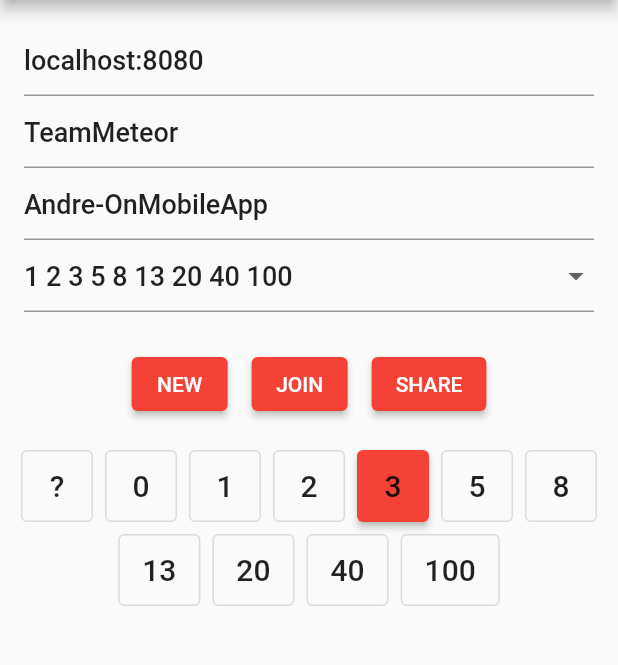
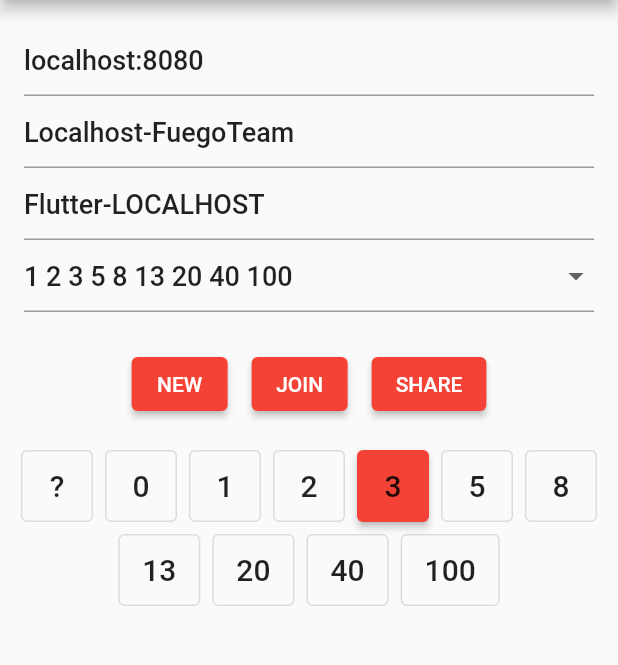
Before and after one commit to amwebexpert/ws_poker_planning_app, a Flutter app: the screen it shows after launch, on a phone screen of 412 x 824 dp, the part 84-749 px from its top. Run offline on Flutter 3.47's test engine with Material 2 defaults, Android fonts, the phone set to English and light mode, and no system bars; our stand-ins replace connectivity_plus, device_info_plus, flutter_mobx, flutter_native_splash, flutter_svg, get_it and 7 more; missing offline and left inert: shared_preferences_web; generated files the repository leaves out were written again; network calls fail; project files that could hold a hidden picture were left out.

Commit message:
chore: initial revision

```diff
--- a/lib/features/home/poker.planning.model.dart
+++ b/lib/features/home/poker.planning.model.dart
@@ -1,4 +1,5 @@
 import 'package:ws_poker_planning_app/features/home/service/poker.planning.service.model.dart';
+import 'package:ws_poker_planning_app/utils/extensions/string.extensions.dart';
 
 const List<String> pokerPlanningRatingsFibonnaciEnhanced = [
   '?',
@@ -23,33 +24,84 @@
 const List<String> pokerPlanningRatingsTShirtSizes = ['?', 'S', 'M', 'L', 'XL'];
 const List<String> pokerPlanningRatingsTShirtSizesEnhenced = ['?', 'XS', 'S', 'M', 'L', 'XL', 'XXL'];
 
-enum CardsListingCategoryName { fibonnacy, fibonnacyVariant1, tShirt, tShirtVariant1 }
+enum VotingCardsCategory { fibonnacy, fibonnacyVariant1, tShirt, tShirtVariant1 }
+
+const defaultLocalHostname = 'localhost:8080';
+
+class PokerPlanningSessionInfo {
+  final String hostname;
+  final String roomUUID;
+  final String teamName;
+  final String username;
+  final VotingCardsCategory votingCategory;
+
+  bool get isSecure => hostname != defaultLocalHostname;
+
+  PokerPlanningSessionInfo(
+      {this.hostname = '',
+      this.roomUUID = '',
+      this.teamName = '',
+      this.username = '',
+      this.votingCategory = VotingCardsCategory.fibonnacy});
+
+  PokerPlanningSessionInfo.fromJson(Map<String, dynamic> json)
+      : hostname = json['hostname'],
+        roomUUID = json['roomUUID'],
+        teamName = json['teamName'],
+        username = json['username'],
+        votingCategory = (json['votingCategory'] as String? ?? VotingCardsCategory.fibonnacy.name)
+            .toEnum(VotingCardsCategory.values);
+
+  Map<String, dynamic> toJson() => {
+        'hostname': hostname,
+        'roomUUID': roomUUID,
+        'teamName': teamName,
+        'username': username,
+        'votingCategory': votingCategory.name
+      };
+
+  static final Map<String, dynamic> defaultLocalhost = {
+    'hostname': defaultLocalHostname,
+    'roomUUID': 'default',
+    'teamName': 'Localhost-FuegoTeam',
+    'username': 'Flutter-LOCALHOST',
+    'votingCategory': 'fibonnacy',
+  };
+
+  static final Map<String, dynamic> defaultHeroku = {
+    'hostname': 'ws-poker-planning.herokuapp.com',
+    'roomUUID': 'default',
+    'teamName': 'Default-Team',
+    'username': 'Andre-Flutter-App',
+    'votingCategory': 'fibonnacy',
+  };
+}
 
 class CardsListingCategory {
   CardsListingCategory({required this.values, required this.displayValue, required this.sorter});
 
-  List<String> values;
-  String displayValue;
-  int Function(UserEstimate a, UserEstimate b) sorter;
+  final List<String> values;
+  final String displayValue;
+  final int Function(UserEstimate a, UserEstimate b) sorter;
 }
 
-final Map<CardsListingCategoryName, CardsListingCategory> cardsListingCategories = {
-  CardsListingCategoryName.fibonnacy: CardsListingCategory(
+final Map<VotingCardsCategory, CardsListingCategory> cardsListingCategories = {
+  VotingCardsCategory.fibonnacy: CardsListingCategory(
       displayValue: pokerPlanningRatingsFibonnaci.skip(2).join(' '),
       values: pokerPlanningRatingsFibonnaci,
       sorter: sorterFactory(pokerPlanningRatingsFibonnaci)),
-  CardsListingCategoryName.fibonnacyVariant1: CardsListingCategory(
+  VotingCardsCategory.fibonnacyVariant1: CardsListingCategory(
       displayValue: pokerPlanningRatingsFibonnaciEnhanced
           .skip(2)
           .map((e) => e.replaceFirst('0.5', '½').replaceFirst('.5', '½'))
           .join(' '),
       values: pokerPlanningRatingsFibonnaciEnhanced,
       sorter: sorterFactory(pokerPlanningRatingsFibonnaciEnhanced)),
-  CardsListingCategoryName.tShirt: CardsListingCategory(
+  VotingCardsCategory.tShirt: CardsListingCategory(
       displayValue: pokerPlanningRatingsTShirtSizes.skip(1).join(' '),
       values: pokerPlanningRatingsTShirtSizes,
       sorter: sorterFactory(pokerPlanningRatingsTShirtSizes)),
-  CardsListingCategoryName.tShirtVariant1: CardsListingCategory(
+  VotingCardsCategory.tShirtVariant1: CardsListingCategory(
       displayValue: pokerPlanningRatingsTShirtSizesEnhenced.skip(1).join(' '),
       values: pokerPlanningRatingsTShirtSizesEnhenced,
       sorter: sorterFactory(pokerPlanningRatingsTShirtSizesEnhenced)),
--- a/lib/features/home/poker.planning.options.form.dart
+++ b/lib/features/home/poker.planning.options.form.dart
@@ -1,7 +1,11 @@
 import 'package:flutter/material.dart';
 import 'package:flutter_gen/gen_l10n/app_localizations.dart';
+import 'package:flutter_mobx/flutter_mobx.dart';
 import 'package:responsive_framework/responsive_framework.dart';
 import 'package:ws_poker_planning_app/features/home/poker.planning.model.dart';
+import 'package:ws_poker_planning_app/features/home/poker.planning.room.store.dart';
+import 'package:ws_poker_planning_app/service.locator.dart';
+import 'package:ws_poker_planning_app/services/logger/logger.service.dart';
 import 'package:ws_poker_planning_app/theme/height.spacer.widget.dart';
 import 'package:ws_poker_planning_app/theme/theme.utils.dart';
 import 'package:ws_poker_planning_app/theme/width.spacer.widget.dart';
@@ -15,13 +19,23 @@
 }
 
 class _PokerOptionsFormWidgetState extends State<PokerOptionsFormWidget> {
+  final LoggerService logger = serviceLocator.get();
+  final PokerPlanningRoomStore store = serviceLocator.get();
+
   final GlobalKey<FormState> _formKey = GlobalKey<FormState>();
   final TextEditingController _txtServerController = TextEditingController();
   final TextEditingController _txtTeamNameController = TextEditingController();
   final TextEditingController _txtUsernameController = TextEditingController();
   final TextEditingController _txtRoomUUIDController = TextEditingController();
 
-  CardsListingCategoryName _category = CardsListingCategoryName.fibonnacy;
+  VotingCardsCategory _votingCategory = VotingCardsCategory.fibonnacy;
+
+  PokerPlanningSessionInfo get info => PokerPlanningSessionInfo(
+      hostname: _txtServerController.text,
+      roomUUID: 'default',
+      teamName: _txtTeamNameController.text,
+      username: _txtUsernameController.text,
+      votingCategory: _votingCategory);
 
   @override
   void initState() {
@@ -40,8 +54,9 @@
     super.dispose();
   }
 
-  void _onCategoryChange(CardsListingCategoryName value) {
-    setState(() => _category = value);
+  void _onCategoryChange(VotingCardsCategory value) {
+    setState(() => _votingCategory = value);
+    store.updatePokerPlanningSessionInfo(info);
   }
 
   void sessionJoin() {
@@ -60,6 +75,13 @@
   Widget build(BuildContext context) {
     final AppLocalizations localizations = AppLocalizations.of(context)!;
     final isColumnLayout = ResponsiveWrapper.of(context).isSmallerThan(TABLET);
+
+    return Observer(builder: (context) {
+      final sessionInfo = store.pokerPlanningSessionInfo;
+      _txtServerController.text = sessionInfo.hostname;
+      _txtTeamNameController.text = sessionInfo.teamName;
+      _txtUsernameController.text = sessionInfo.username;
+      _txtRoomUUIDController.text = sessionInfo.roomUUID;
 
       return Form(
         key: _formKey,
@@ -86,7 +108,9 @@
                     child: TextFormFieldUsername(controller: _txtUsernameController),
                   ),
                   if (!isColumnLayout) const ResponsiveRowColumnItem(child: WidthSpacer()),
-                ResponsiveRowColumnItem(rowFlex: 1, child: DropDownButtonFieldCategory(value: _category, onChanged: _onCategoryChange)),
+                  ResponsiveRowColumnItem(
+                      rowFlex: 1,
+                      child: DropDownButtonFieldCategory(value: _votingCategory, onChanged: _onCategoryChange)),
                 ],
               ),
               const HeightSpacer(),
@@ -132,18 +156,19 @@
           ),
         ),
       );
+    });
   }
 }
 
 class DropDownButtonFieldCategory extends StatelessWidget {
   const DropDownButtonFieldCategory({Key? key, required this.value, required this.onChanged}) : super(key: key);
 
-  final CardsListingCategoryName value;
-  final void Function(CardsListingCategoryName) onChanged;
+  final VotingCardsCategory value;
+  final void Function(VotingCardsCategory) onChanged;
 
   @override
   Widget build(BuildContext context) {
-    return DropdownButtonFormField<CardsListingCategoryName>(
+    return DropdownButtonFormField<VotingCardsCategory>(
       items: [
         ...cardsListingCategories.entries.map((entry) => DropdownMenuItem(
               value: entry.key,
--- /dev/null
+++ b/lib/features/home/poker.planning.room.store.dart
@@ -0,0 +1,46 @@
+import 'dart:convert';
+
+import 'package:mobx/mobx.dart';
+import 'package:ws_poker_planning_app/features/home/poker.planning.model.dart';
+import 'package:ws_poker_planning_app/service.locator.dart';
+import 'package:ws_poker_planning_app/services/logger/logger.service.dart';
+import 'package:ws_poker_planning_app/services/storage/shared.preferences.enum.dart';
+import 'package:ws_poker_planning_app/services/storage/shared.preferences.services.dart';
+
+// Include generated file
+part 'poker.planning.room.store.g.dart';
+
+// This is the class used by rest of the codebase
+class PokerPlanningRoomStore extends _PokerPlanningRoomStoreBase with _$PokerPlanningRoomStore {}
+
+// The store-class
+abstract class _PokerPlanningRoomStoreBase with Store {
+  final LoggerService _logger = serviceLocator.get();
+  final SharedPreferencesService _preferences = serviceLocator.get();
+
+  @observable
+  PokerPlanningSessionInfo pokerPlanningSessionInfo = PokerPlanningSessionInfo();
+
+  _PokerPlanningRoomStoreBase() {
+    final defaultValue = jsonEncode(PokerPlanningSessionInfo().toJson());
+    final jsonStoredValue =
+        _preferences.getString(SharedPreferenceKey.lastPokerPlanningRoom.name, defaultValue: defaultValue);
+    final map = jsonDecode(jsonStoredValue);
+    pokerPlanningSessionInfo = PokerPlanningSessionInfo.fromJson(map);
+    pokerPlanningSessionInfo =
+        PokerPlanningSessionInfo.fromJson(PokerPlanningSessionInfo.defaultLocalhost); // TODO For testing
+  }
+
+  @action
+  void updatePokerPlanningSessionInfo(PokerPlanningSessionInfo info) {
+    // deep clone to make sure the reference is changing
+    pokerPlanningSessionInfo = PokerPlanningSessionInfo.fromJson(info.toJson());
+
+    final String key = SharedPreferenceKey.lastPokerPlanningRoom.name;
+    final String json = jsonEncode(pokerPlanningSessionInfo);
+    _preferences.setString(key, json).onError((e, stackTrace) {
+      _logger.error("Can't write preference $key", error: e, stackTrace: stackTrace);
+      return false;
+    });
+  }
+}
--- a/lib/features/home/poker.planning.vote.panel.widget.dart
+++ b/lib/features/home/poker.planning.vote.panel.widget.dart
@@ -5,12 +5,12 @@
 class VotePanelWidget extends StatelessWidget {
   const VotePanelWidget({super.key});
 
-  final CardsListingCategoryName categoryName = CardsListingCategoryName.fibonnacy;
+  final VotingCardsCategory votingCategory = VotingCardsCategory.fibonnacy;
   final String vote = '3';
 
   @override
   Widget build(BuildContext context) {
-    final values = cardsListingCategories[categoryName]!.values;
+    final values = cardsListingCategories[votingCategory]!.values;
     return Wrap(
         alignment: WrapAlignment.center,
         children: values.map((value) => VoteWidget(value: value, isSelected: value == vote)).toList());
--- a/lib/features/home/poker.planning.vote.widget.dart
+++ b/lib/features/home/poker.planning.vote.widget.dart
@@ -15,21 +15,12 @@
   Widget build(BuildContext context) {
     const size = Size.square(48);
     final text = Text(value, style: Theme.of(context).textTheme.headline6);
-    final EdgeInsetsGeometry edgeInsets = EdgeInsets.all(spacing(0.5));
 
     return Padding(
-      padding: edgeInsets,
+      padding: EdgeInsets.all(spacing(0.5)),
       child: isSelected
-          ? ElevatedButton(
-              style: ElevatedButton.styleFrom(minimumSize: size),
-              onPressed: onPressed,
-              child: text,
-            )
-          : OutlinedButton(
-              style: OutlinedButton.styleFrom(minimumSize: size),
-              onPressed: onPressed,
-              child: text,
-            ),
+          ? ElevatedButton(style: ElevatedButton.styleFrom(minimumSize: size), onPressed: onPressed, child: text)
+          : OutlinedButton(style: OutlinedButton.styleFrom(minimumSize: size), onPressed: onPressed, child: text),
     );
   }
 }
--- a/lib/service.locator.dart
+++ b/lib/service.locator.dart
@@ -1,4 +1,5 @@
 import 'package:get_it/get_it.dart';
+import 'package:ws_poker_planning_app/features/home/poker.planning.room.store.dart';
 import 'package:ws_poker_planning_app/features/home/service/poker.planning.service.dart';
 import 'package:ws_poker_planning_app/features/settings/settings.store.dart';
 import 'package:ws_poker_planning_app/services/assets/asset.locator.service.dart';
@@ -21,6 +22,7 @@
     ..registerSingleton<SharedPreferencesService>(await SharedPreferencesService().init())
     ..registerLazySingleton<DeviceInfoService>(() => DeviceInfoService())
     ..registerLazySingleton<SettingsStore>(() => SettingsStore())
+    ..registerLazySingleton<PokerPlanningRoomStore>(() => PokerPlanningRoomStore())
     ..registerLazySingleton<RandomizerUtils>(() => RandomizerUtils())
     ..registerLazySingleton<AssetLocatorService>(() => AssetLocatorService())
     ..registerLazySingleton<AnimationUtils>(() => AnimationUtils(serviceLocator.get<RandomizerUtils>()))
--- a/lib/services/storage/shared.preferences.enum.dart
+++ b/lib/services/storage/shared.preferences.enum.dart
@@ -1,8 +1,7 @@
 enum SharedPreferenceKey {
   appLanguage,
   appIsThemeDark,
-  lastSelectedCategory,
-  lastSelectedCategoriesListType,
+  lastPokerPlanningRoom,
 }
 
 List<String> getAllSharedPreferenceKeys() => SharedPreferenceKey.values.map((e) => e.name).toList();
--- a/lib/utils/extensions/string.extensions.dart
+++ b/lib/utils/extensions/string.extensions.dart
@@ -18,4 +18,8 @@
   bool get isBlank => this == null || this!.isEmpty || this!.trim().isEmpty;
 
   bool get isNotBlank => !isBlank;
+
+  /// Convert a litteral value into it's enum item
+  /// Example: final Language language = Language.en.toString().toEnum(Language.values);
+  T toEnum<T extends Enum>(List<T> enumValues) => enumValues.firstWhere((enumVal) => enumVal.name == this);
 }
```
Also changed, not shown: lib/features/home/poker.planning.room.store.g.dart (added). Lines whose indentation alone changed are shown as unchanged.
